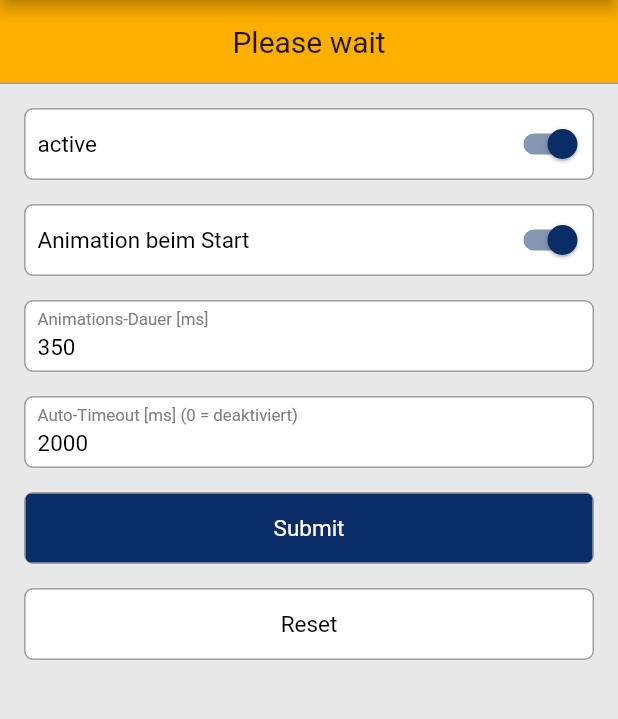
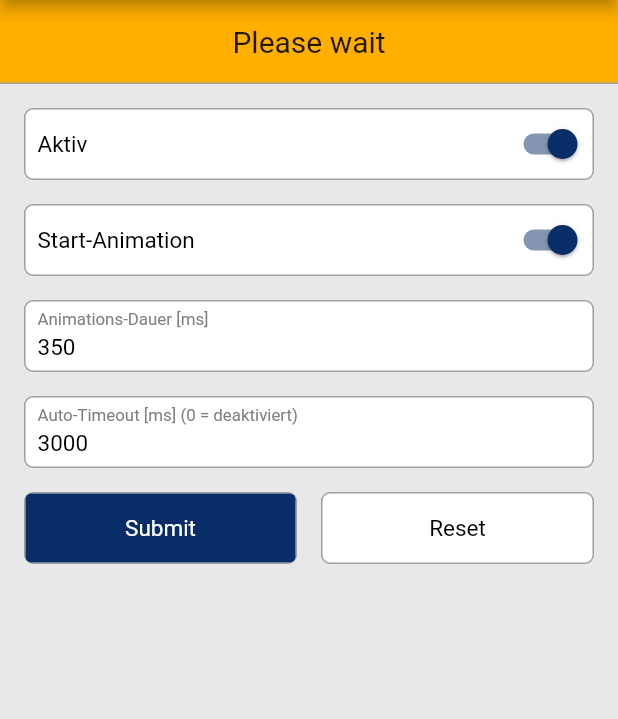
Before and after one commit to thomasrobkedev/flutter_pickliste_widgets, a Flutter app: the ToastPage screen opened by its route, after a tap on "Submit", on a phone screen of 412 x 824 dp, the part 75-794 px from its top. Run offline on Flutter 3.47's test engine with Material 2 defaults, Android fonts, the phone set to English and light mode, and no system bars; our stand-ins replace dio, equatable, flutter_bloc, get_it, go_router, package_info_plus and 1 more; missing offline and left inert: network_info_plus; accounts and stored records are empty; generated files the repository leaves out were written again.

Commit message:
toast bloc, testkeys

```diff
--- a/example/lib/core/enums/testkey.dart
+++ b/example/lib/core/enums/testkey.dart
@@ -16,6 +16,9 @@ enum Testkey {
   settings_menuTheme,
 
   flushForm_page,
+  flushForm_buttonBool,
+  flushForm_buttonString,
+  flushForm_returnValue,
 
   formElements_page,
 
--- a/example/lib/core/theme/app_theme.dart
+++ b/example/lib/core/theme/app_theme.dart
@@ -1,25 +1,25 @@
 import 'package:flutter/material.dart';
-import 'package:flutter/services.dart';
 import 'package:shared_preferences/shared_preferences.dart';
 
 import '../../app.dart';
 import '../extensions/string.dart';
+import 'color_schemes.g.dart';
 
 class AppTheme {
   ThemeData get light => _buildTheme(isLightMode: true);
   ThemeData get dark => _buildTheme(isLightMode: false);
 
   ThemeData _buildTheme({bool isLightMode = true}) {
-    final base = isLightMode ? ThemeData.light() : ThemeData.dark();
+    final base = isLightMode ? ThemeData(colorScheme: lightColorScheme) : ThemeData(colorScheme: darkColorScheme);
 
     return base.copyWith(
       useMaterial3: true,
-      appBarTheme: base.appBarTheme.copyWith(
-        centerTitle: true,
-        systemOverlayStyle: isLightMode ? SystemUiOverlayStyle.dark : SystemUiOverlayStyle.light,
-        backgroundColor: Colors.transparent,
-        shape: Border(bottom: BorderSide(color: base.dividerColor)),
-      ),
+      //   appBarTheme: base.appBarTheme.copyWith(
+      //     centerTitle: true,
+      //     systemOverlayStyle: isLightMode ? SystemUiOverlayStyle.dark : SystemUiOverlayStyle.light,
+      //     backgroundColor: Colors.transparent,
+      //     shape: Border(bottom: BorderSide(color: base.dividerColor)),
+      //   ),
       pageTransitionsTheme: PageTransitionsTheme(
         builders: {for (var targetPlatform in TargetPlatform.values) targetPlatform: const CupertinoPageTransitionsBuilder()},
       ),
--- a/example/lib/features/flush/presentation/view/page.dart
+++ b/example/lib/features/flush/presentation/view/page.dart
@@ -29,7 +29,7 @@ class _FlushPageState extends State<FlushPage> {
           child: Column(
             children: [
               PicklisteTextButton(
-                testKey: const ValueKey('flush-form-button-bool'),
+                testKey: ValueKey(Testkey.flushForm_buttonBool.toString()),
                 caption: '${T()().general__password} (bool)',
                 onPressed: () async {
                   final result = await PicklisteFlushForm<bool>(
@@ -52,7 +52,7 @@ class _FlushPageState extends State<FlushPage> {
                 },
               ),
               PicklisteTextButton(
-                testKey: const ValueKey('flush-form-button-string'),
+                testKey: ValueKey(Testkey.flushForm_buttonString.toString()),
                 caption: '${T()().elbw_incoming__outgoing_number_short} (String)',
                 onPressed: () async {
                   final result = await PicklisteFlushForm<String>(
@@ -77,7 +77,7 @@ class _FlushPageState extends State<FlushPage> {
               PicklisteTextField(
                 enabled: false,
                 labelText: 'Rückgabewert',
-                testKey: const ValueKey('flush-form-return-value'),
+                testKey: ValueKey(Testkey.flushForm_returnValue.toString()),
                 controller: flushFormTextfield,
                 keyboardType: TextInputType.text,
                 onFieldSubmitted: (value) => setState(() {}),
--- a/example/lib/features/home/presentation/view/pages/page.dart
+++ b/example/lib/features/home/presentation/view/pages/page.dart
@@ -40,6 +40,7 @@ class HomePage extends StatelessWidget {
               trailing: const Icon(Icons.navigate_next),
               onTap: () => context.push(SettingsPage.routeName),
             ),
+            ElevatedButton(onPressed: () {}, child: const Text('fjashjk'))
           ].toListDivided(),
         ),
       ),
--- a/example/lib/features/settings/presentation/view/pages/page.dart
+++ b/example/lib/features/settings/presentation/view/pages/page.dart
@@ -35,7 +35,7 @@ class SettingsPage extends StatelessWidget {
                   Text(T()().settings__language),
                   Text(
                     T().currentLanguage + (T().currentLanguageCode == null ? ' (${Platform.localeName.substring(0, 2)})' : ''),
-                    style: const TextStyle(color: Colors.grey),
+                    style: TextStyle(color: Theme.of(context).colorScheme.outline),
                   ),
                 ],
               ),
@@ -76,7 +76,7 @@ class SettingsPage extends StatelessWidget {
                   const Text('Theme'),
                   Text(
                     MyApp.of(context).themeMode.name.ucFirst + (MyApp.of(context).themeMode == ThemeMode.system ? ' (${AppTheme().getBrightness(context)})' : ''),
-                    style: const TextStyle(color: Colors.grey),
+                    style: TextStyle(color: Theme.of(context).colorScheme.outline),
                   ),
                 ],
               ),
--- /dev/null
+++ b/example/lib/features/toast/domain/models/data.dart
@@ -0,0 +1,18 @@
+import 'package:equatable/equatable.dart';
+
+class ToastData extends Equatable {
+  final bool active;
+  final bool startAnimation;
+  final int animationDuration;
+  final int autoTimeout;
+
+  const ToastData({
+    required this.active,
+    required this.startAnimation,
+    required this.animationDuration,
+    required this.autoTimeout,
+  });
+
+  @override
+  List<Object> get props => [active, startAnimation, animationDuration, autoTimeout];
+}
--- a/example/lib/features/toast/presentation/bloc/bloc.dart
+++ b/example/lib/features/toast/presentation/bloc/bloc.dart
@@ -1,29 +1,43 @@
 import 'package:flutter_bloc/flutter_bloc.dart';
 
+import '../../domain/models/data.dart';
 import 'event.dart';
 import 'state.dart';
 
 class ToastBloc extends Bloc<ToastEvent, ToastState> {
-  ToastBloc() : super(_resetState) {
-    on<ToastSubmit>(_onSubmit);
-    on<ToastReset>(_onReset);
+  ToastBloc() : super(_initialState) {
+    on<ToastPageRefreshEvent>(_onPageRefresh);
+    on<ToastSubmitEvent>(_onSubmit);
+    on<ToastResetEvent>(_onReset);
   }
 
-  void _onSubmit(ToastSubmit event, Emitter<ToastState> emit) {
+  void _onPageRefresh(ToastPageRefreshEvent event, Emitter<ToastState> emit) {
     emit(
-      ToastData(
-        event.active,
-        event.startAnimation,
-        event.animationDuration,
-        event.autoTimeout,
-        event.submitted,
+      ToastPageRefresh(
+        ToastData(
+          active: event.active ?? event.data.active,
+          startAnimation: event.startAnimation ?? event.data.startAnimation,
+          animationDuration: event.animationDuration ?? event.data.animationDuration,
+          autoTimeout: event.autoTimeout ?? event.data.autoTimeout,
+        ),
       ),
     );
   }
 
-  void _onReset(ToastReset event, Emitter<ToastState> emit) {
-    emit(_resetState);
+  void _onSubmit(ToastSubmitEvent event, Emitter<ToastState> emit) {
+    emit(ToastSubmit(event.data));
   }
 
-  static get _resetState => ToastData(true, true, 350, 2000, false);
+  void _onReset(ToastResetEvent event, Emitter<ToastState> emit) {
+    emit(_initialState);
+  }
+
+  static get _initialState => ToastPageRefresh(
+        const ToastData(
+          active: true,
+          startAnimation: true,
+          animationDuration: 350,
+          autoTimeout: 3000,
+        ),
+      );
 }
--- a/example/lib/features/toast/presentation/bloc/event.dart
+++ b/example/lib/features/toast/presentation/bloc/event.dart
@@ -1,19 +1,27 @@
+import '../../domain/models/data.dart';
+
 abstract class ToastEvent {}
 
-class ToastSubmit extends ToastEvent {
-  final bool active;
-  final bool startAnimation;
-  final int animationDuration;
-  final int autoTimeout;
-  final bool submitted;
+class ToastSubmitEvent extends ToastEvent {
+  final ToastData data;
 
-  ToastSubmit({
-    required this.active,
-    required this.startAnimation,
-    required this.animationDuration,
-    required this.autoTimeout,
-    required this.submitted,
+  ToastSubmitEvent(this.data);
+}
+
+class ToastPageRefreshEvent extends ToastEvent {
+  final ToastData data;
+  final bool? active;
+  final bool? startAnimation;
+  final int? animationDuration;
+  final int? autoTimeout;
+
+  ToastPageRefreshEvent(
+    this.data, {
+    this.active,
+    this.startAnimation,
+    this.animationDuration,
+    this.autoTimeout,
   });
 }
 
-class ToastReset extends ToastEvent {}
+class ToastResetEvent extends ToastEvent {}
--- a/example/lib/features/toast/presentation/bloc/state.dart
+++ b/example/lib/features/toast/presentation/bloc/state.dart
@@ -1,5 +1,7 @@
 import 'package:equatable/equatable.dart';
 import 'package:flutter/material.dart';
+
+import '../../domain/models/data.dart';
 
 @immutable
 abstract class ToastState extends Equatable {
@@ -7,21 +9,20 @@ abstract class ToastState extends Equatable {
   List<Object> get props => [];
 }
 
-class ToastData extends ToastState {
-  final bool active;
-  final bool startAnimation;
-  final int animationDuration;
-  final int autoTimeout;
-  final bool submitted;
+class ToastSubmit extends ToastState {
+  final ToastData data;
 
-  ToastData(
-    this.active,
-    this.startAnimation,
-    this.animationDuration,
-    this.autoTimeout,
-    this.submitted,
-  );
+  ToastSubmit(this.data);
 
   @override
-  List<Object> get props => [active, startAnimation, animationDuration, autoTimeout, submitted, DateTime.now()];
+  List<Object> get props => [...data.props, DateTime.now()];
 }
+
+class ToastPageRefresh extends ToastState {
+  final ToastData data;
+
+  ToastPageRefresh(this.data);
+
+  @override
+  List<Object> get props => [...data.props, DateTime.now()];
+}
--- a/example/lib/features/toast/presentation/view/pages/page.dart
+++ b/example/lib/features/toast/presentation/view/pages/page.dart
@@ -5,6 +5,7 @@ import 'package:flutter_pickliste_widgets/flutter_pickliste_widgets.dart';
 
 import '../../../../../core/enums/testkey.dart';
 import '../../../../../core/utils/translations.dart';
+import '../../../domain/models/data.dart';
 import '../../bloc/bloc.dart';
 import '../../bloc/event.dart';
 import '../../bloc/state.dart';
@@ -34,41 +35,31 @@ class ToastPage extends StatelessWidget {
     );
   }
 
-  Widget _body(ToastState toastState) {
-    final state = toastState as ToastData;
-
-    if (state.submitted) {
+  Widget _body(ToastState state) {
+    if (state is ToastSubmit) {
       return PicklisteToast(
         key: ValueKey<String>(DateTime.now().toIso8601String()),
         textLarge: T()().general__please_wait,
         color: const Color.fromARGB(255, 255, 175, 0),
-        active: state.active,
-        startAnimation: state.startAnimation,
-        animationDuration: state.animationDuration,
-        autoTimeout: state.autoTimeout == 0 ? null : state.autoTimeout,
+        active: state.data.active,
+        startAnimation: state.data.startAnimation,
+        animationDuration: state.data.animationDuration,
+        autoTimeout: state.data.autoTimeout == 0 ? null : state.data.autoTimeout,
         testKey: ValueKey(Testkey.toast_toast.toString()),
-        child: _content(state),
+        child: _content(state.data),
       );
     }
 
-    return _content(state);
+    if (state is ToastPageRefresh) {
+      return _content(state.data);
     }
 
-  void _pageRefresh(ToastData state, {bool? active, bool? startAnimation, int? animationDuration, int? autoTimeout}) {
-    _bloc.add(
-      ToastSubmit(
-        active: active ?? state.active,
-        startAnimation: startAnimation ?? state.startAnimation,
-        animationDuration: animationDuration ?? state.animationDuration,
-        autoTimeout: autoTimeout ?? state.autoTimeout,
-        submitted: false,
-      ),
-    );
+    return Container();
   }
 
-  Widget _content(ToastData state) {
-    _animationDurationController.text = state.animationDuration.toString();
-    _autoTimeoutController.text = state.autoTimeout.toString();
+  Widget _content(ToastData data) {
+    _animationDurationController.text = data.animationDuration.toString();
+    _autoTimeoutController.text = data.autoTimeout.toString();
 
     return SingleChildScrollView(
       child: Container(
@@ -77,15 +68,15 @@ class ToastPage extends StatelessWidget {
           children: [
             PicklisteSwitch(
               testKey: ValueKey(Testkey.toast_active.toString()),
-              title: 'active',
-              value: state.active,
-              onChanged: (value) => _pageRefresh(state, active: value!),
+              title: 'Aktiv',
+              value: data.active,
+              onChanged: (value) => _bloc.add(ToastPageRefreshEvent(data, active: value!)),
             ),
             PicklisteSwitch(
               testKey: ValueKey(Testkey.toast_startAnimation.toString()),
-              title: 'Animation beim Start',
-              value: state.startAnimation,
-              onChanged: (value) => _pageRefresh(state, startAnimation: value!),
+              title: 'Start-Animation',
+              value: data.startAnimation,
+              onChanged: (value) => _bloc.add(ToastPageRefreshEvent(data, startAnimation: value!)),
             ),
             PicklisteTextField(
               labelText: 'Animations-Dauer [ms]',
@@ -107,24 +98,33 @@ class ToastPage extends StatelessWidget {
                 LengthLimitingTextInputFormatter(4),
               ],
             ),
-            PicklisteTextButton(
+            Row(
+              children: [
+                Expanded(
+                  child: PicklisteTextButton(
                     testKey: ValueKey(Testkey.toast_submit.toString()),
                     caption: 'Submit',
                     primary: true,
                     onPressed: () => _bloc.add(
-                ToastSubmit(
-                  active: state.active,
-                  startAnimation: state.startAnimation,
+                      ToastSubmitEvent(
+                        ToastData(
+                          active: data.active,
+                          startAnimation: data.startAnimation,
                           animationDuration: int.parse(_animationDurationController.text),
                           autoTimeout: int.parse(_autoTimeoutController.text),
-                  submitted: true,
                         ),
                       ),
                     ),
-            PicklisteTextButton(
+                  ),
+                ),
+                Expanded(
+                  child: PicklisteTextButton(
                     testKey: ValueKey(Testkey.toast_reset.toString()),
                     caption: 'Reset',
-              onPressed: () => _bloc.add(ToastReset()),
+                    onPressed: () => _bloc.add(ToastResetEvent()),
+                  ),
+                ),
+              ],
             ),
           ],
         ),
--- a/example/pubspec.yaml
+++ b/example/pubspec.yaml
@@ -2,7 +2,7 @@ name: example
 description: Beispiel-App für flutter_pickliste_widgets.
 publish_to: "none"
 
-version: 1.0.3+9
+version: 1.0.4+10
 
 environment:
   sdk: ">=2.18.2 <3.0.0"
--- a/pubspec.yaml
+++ b/pubspec.yaml
@@ -1,6 +1,6 @@
 name: flutter_pickliste_widgets
 description: Eine Sammlung von Flutter-Widgets und -Code.
-version: 1.0.1+17
+version: 1.0.1+18
 homepage:
 
 environment:
```
Also changed, not shown: example/lib/core/theme/color_schemes.g.dart (added), example/pubspec.lock, 2 other files. Lines whose indentation alone changed are shown as unchanged.
